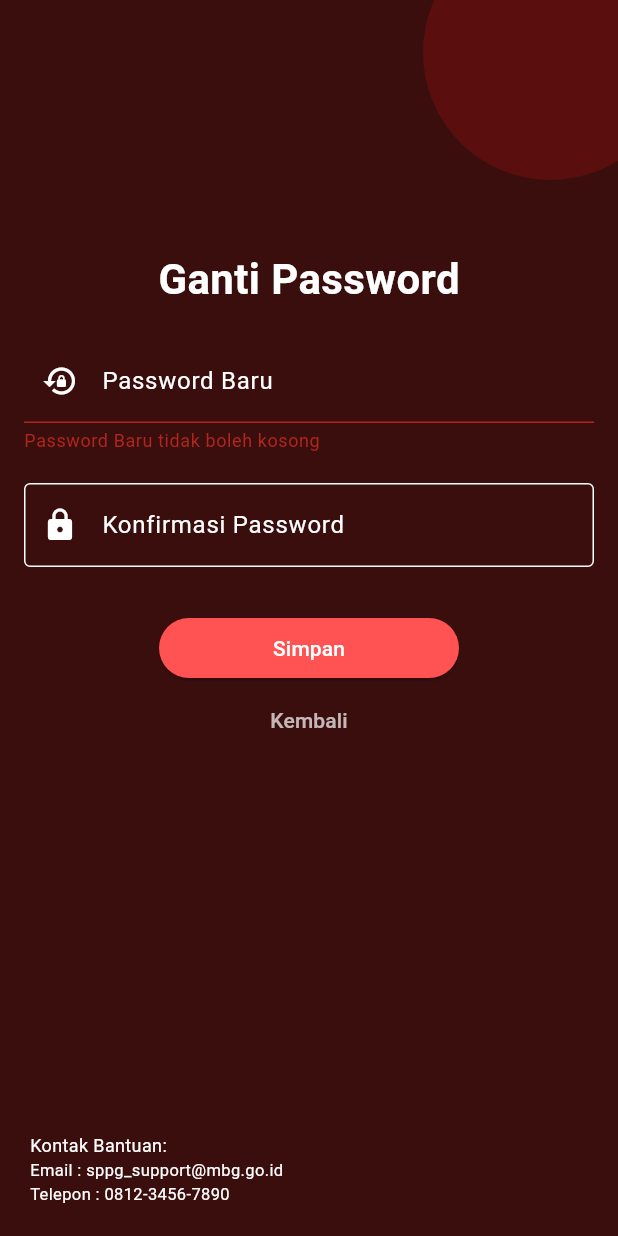
After one commit to Lowland19/project_rpll, a Flutter app: the ChangePasswordPage screen opened directly, after a tap on "Simpan", on a phone screen of 412 x 824 dp. The commit adds this screen. Run offline on Flutter 3.47's test engine with Material 3 defaults, Android fonts, the phone set to English and light mode, and no system bars; our stand-ins replace camera, flutter_map, image_picker, latlong2, supabase_flutter; accounts and stored records are empty.

Commit message:
29/11/2025 lupa password

```diff
--- /dev/null
+++ b/lib/screens/autentifikasi/change_password.dart
@@ -0,0 +1,168 @@
+import 'package:flutter/material.dart';
+import 'package:provider/provider.dart';
+import '../../providers/auth_provider.dart';
+
+class ChangePasswordPage extends StatefulWidget {
+  const ChangePasswordPage({super.key});
+
+  @override
+  State<ChangePasswordPage> createState() => _ChangePasswordPageState();
+}
+
+class _ChangePasswordPageState extends State<ChangePasswordPage> {
+  final _formKey = GlobalKey<FormState>();
+  final _newPass = TextEditingController();
+  final _confirmPass = TextEditingController();
+
+  @override
+  Widget build(BuildContext context) {
+    return Scaffold(
+      body: Stack(
+        children: [
+          Container(color: const Color(0xFF3B0E0E)),
+
+          Positioned(
+            top: -50,
+            right: -40,
+            child: Container(
+              width: 170,
+              height: 170,
+              decoration: const BoxDecoration(
+                shape: BoxShape.circle,
+                color: Color(0xFF5A0E0E),
+              ),
+            ),
+          ),
+
+          _buildContent(),
+
+          const Positioned(
+            bottom: 20,
+            left: 20,
+            child: Column(
+              crossAxisAlignment: CrossAxisAlignment.start,
+              children: [
+                Text("Kontak Bantuan:",
+                    style: TextStyle(color: Colors.white, fontSize: 12)),
+                Text("Email : sppg_support@mbg.go.id",
+                    style: TextStyle(color: Colors.white, fontSize: 11)),
+                Text("Telepon : 0812-3456-7890",
+                    style: TextStyle(color: Colors.white, fontSize: 11)),
+              ],
+            ),
+          ),
+        ],
+      ),
+    );
+  }
+
+  Widget _buildContent() {
+    return SingleChildScrollView(
+      padding: const EdgeInsets.all(16),
+      child: Form(
+        key: _formKey,
+        child: Column(
+          children: [
+            const SizedBox(height: 150),
+            const Text(
+              "Ganti Password",
+              style: TextStyle(
+                color: Colors.white,
+                fontSize: 28,
+                fontWeight: FontWeight.bold,
+              ),
+            ),
+            const SizedBox(height: 20),
+
+            _inputField(
+              controller: _newPass,
+              label: "Password Baru",
+              icon: Icons.lock_reset,
+              isPassword: true,
+            ),
+
+            const SizedBox(height: 20),
+
+            _inputField(
+              controller: _confirmPass,
+              label: "Konfirmasi Password",
+              icon: Icons.lock,
+              isPassword: true,
+              validator: (value) =>
+              value != _newPass.text ? "Password tidak cocok" : null,
+            ),
+
+            const SizedBox(height: 30),
+
+            SizedBox(
+              width: 200,
+              child: ElevatedButton(
+                style: ElevatedButton.styleFrom(
+                    backgroundColor: Colors.redAccent),
+                onPressed: () async {
+                  if (_formKey.currentState!.validate()) {
+                    try {
+                      await context
+                          .read<AuthProvider>()
+                          .changePassword(_newPass.text);
+
+                      ScaffoldMessenger.of(context).showSnackBar(
+                        const SnackBar(
+                          content: Text("Password berhasil diganti."),
+                        ),
+                      );
+
+                      Navigator.pop(context);
+                    } catch (e) {
+                      ScaffoldMessenger.of(context).showSnackBar(
+                        SnackBar(content: Text(e.toString())),
+                      );
+                    }
+                  }
+                },
+                child: const Text("Simpan",
+                    style: TextStyle(color: Colors.white)),
+              ),
+            ),
+
+            TextButton(
+              onPressed: () => Navigator.pop(context),
+              child: const Text("Kembali",
+                  style: TextStyle(color: Colors.white70)),
+            ),
+          ],
+        ),
+      ),
+    );
+  }
+
+  Widget _inputField({
+    required TextEditingController controller,
+    required String label,
+    required IconData icon,
+    bool isPassword = false,
+    String? Function(String?)? validator,
+  }) {
+    return TextFormField(
+      controller: controller,
+      obscureText: isPassword,
+      style: const TextStyle(color: Colors.white),
+      decoration: InputDecoration(
+        labelText: label,
+        labelStyle: const TextStyle(color: Colors.white),
+        prefixIcon: Icon(icon, color: Colors.white),
+        enabledBorder: const OutlineInputBorder(
+          borderSide: BorderSide(color: Colors.white),
+        ),
+        focusedBorder: const OutlineInputBorder(
+          borderSide: BorderSide(color: Colors.white),
+        ),
+      ),
+      validator: validator ??
+              (value) =>
+          (value == null || value.isEmpty)
+              ? "$label tidak boleh kosong"
+              : null,
+    );
+  }
+}
```
Also changed, not shown: lib/main.dart (+21 -47 lines), lib/providers/auth_provider.dart (+36 -18 lines), lib/screens/autentifikasi/forgot_password_page.dart (+13 -4 lines).
